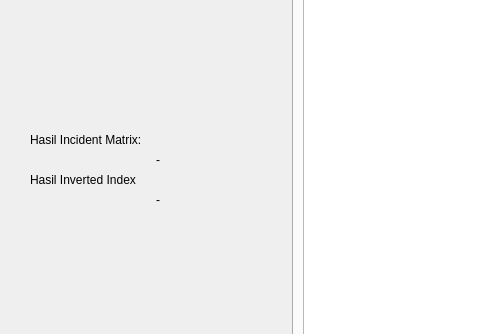
Qt form main.ui (andre002wp/STKI-Semester-5) before a commit; both pictures show x 0 to 480 and y 234 to 568 of the 1190 by 649 pixel window.
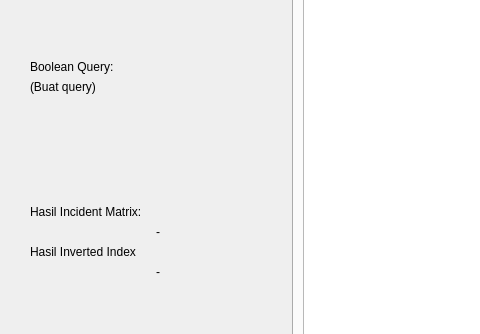
The same form after that commit.

Commit message: forgot to stage, lol

Diff of the .ui file:
```diff
--- a/main.ui
+++ b/main.ui
@@ -146,6 +146,33 @@
           </property>
          </spacer>
         </item>
+        <item>
+         <widget class="QLabel" name="label_5">
+          <property name="text">
+           <string>Boolean Query:</string>
+          </property>
+         </widget>
+        </item>
+        <item>
+         <widget class="QLabel" name="lbl_boolean_query">
+          <property name="text">
+           <string>(Buat query)</string>
+          </property>
+         </widget>
+        </item>
+        <item>
+         <spacer name="verticalSpacer_3">
+          <property name="orientation">
+           <enum>Qt::Vertical</enum>
+          </property>
+          <property name="sizeHint" stdset="0">
+           <size>
+            <width>20</width>
+            <height>40</height>
+           </size>
+          </property>
+         </spacer>
+        </item>
         <item>
          <widget class="QLabel" name="label_2">
           <property name="text">
```
The commit also changes 1 other file.
